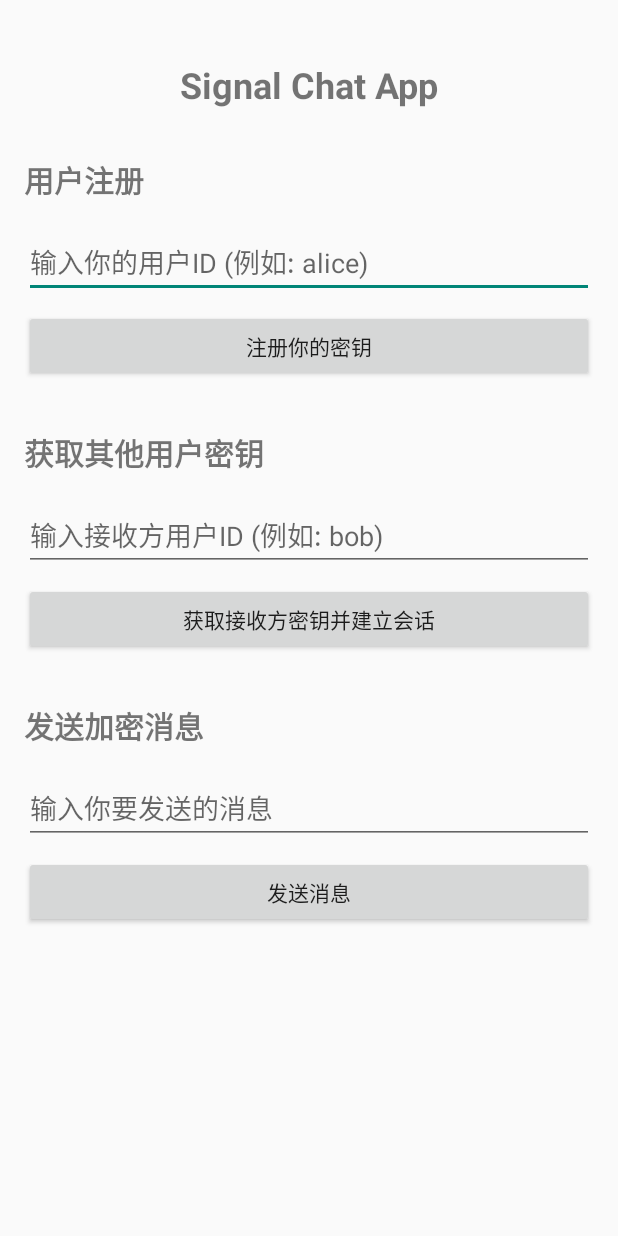
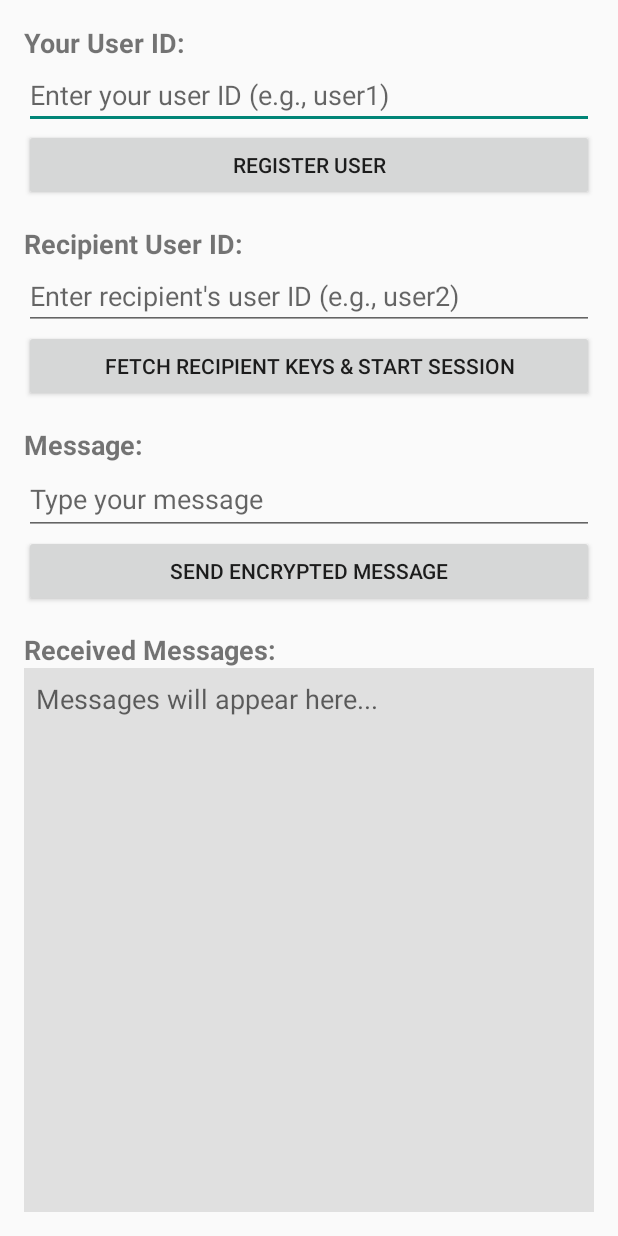
Before and after one commit to sunbwin/AndroidSignalChatDemo, an Android app built with Jetpack Compose: the screen it shows after launch (MainActivity3), on a phone screen of 412 x 824 dp. Run offline under Robolectric (Android 15) with nearby library versions, the phone set to English and light mode, and no system bars; libraries missing offline, so code that uses them is left out: org.signal.libsignal; 3 statements that could not run were skipped.

Commit message:
加解密socket消息

```diff
--- a/app/src/main/res/layout/activity_main3.xml
+++ b/app/src/main/res/layout/activity_main3.xml
@@ -1,118 +1,99 @@
 <?xml version="1.0" encoding="utf-8"?>
-<androidx.constraintlayout.widget.ConstraintLayout xmlns:android="http://schemas.android.com/apk/res/android"
+<LinearLayout xmlns:android="http://schemas.android.com/apk/res/android"
     xmlns:app="http://schemas.android.com/apk/res-auto"
     xmlns:tools="http://schemas.android.com/tools"
     android:layout_width="match_parent"
     android:layout_height="match_parent"
+    android:orientation="vertical"
     android:padding="16dp"
     tools:context=".MainActivity3">
 
     <TextView
-        android:id="@+id/tvTitle"
         android:layout_width="wrap_content"
         android:layout_height="wrap_content"
-        android:text="Signal Chat App"
-        android:textSize="24sp"
-        android:textStyle="bold"
-        app:layout_constraintTop_toTopOf="parent"
-        app:layout_constraintStart_toStartOf="parent"
-        app:layout_constraintEnd_toEndOf="parent"
-        android:layout_marginTop="24dp"/>
-
-    <TextView
-        android:id="@+id/tvRegisterSection"
-        android:layout_width="wrap_content"
-        android:layout_height="wrap_content"
-        android:text="用户注册"
-        android:textSize="20sp"
-        android:textStyle="bold"
-        app:layout_constraintTop_toBottomOf="@id/tvTitle"
-        app:layout_constraintStart_toStartOf="parent"
-        android:layout_marginTop="32dp"/>
+        android:text="Your User ID:"
+        android:textSize="18sp"
+        android:textStyle="bold" />
 
     <EditText
         android:id="@+id/etUserId"
-        android:layout_width="0dp"
+        android:layout_width="match_parent"
         android:layout_height="wrap_content"
-        android:hint="输入你的用户ID (例如: alice)"
-        android:inputType="text"
-        app:layout_constraintTop_toBottomOf="@id/tvRegisterSection"
-        app:layout_constraintStart_toStartOf="parent"
-        app:layout_constraintEnd_toEndOf="parent"
-        android:layout_marginTop="16dp"/>
+        android:hint="Enter your user ID (e.g., user1)"
+        android:inputType="text" />
 
     <Button
         android:id="@+id/btnRegister"
-        android:layout_width="0dp"
+        android:layout_width="match_parent"
         android:layout_height="wrap_content"
-        android:text="注册你的密钥"
-        app:layout_constraintTop_toBottomOf="@id/etUserId"
-        app:layout_constraintStart_toStartOf="parent"
-        app:layout_constraintEnd_toEndOf="parent"
-        android:layout_marginTop="8dp"/>
+        android:text="Register User" />
+
+    <Space android:layout_width="match_parent" android:layout_height="16dp" />
 
     <TextView
-        android:id="@+id/tvFetchKeysSection"
         android:layout_width="wrap_content"
         android:layout_height="wrap_content"
-        android:text="获取其他用户密钥"
-        android:textSize="20sp"
-        android:textStyle="bold"
-        app:layout_constraintTop_toBottomOf="@id/btnRegister"
-        app:layout_constraintStart_toStartOf="parent"
-        android:layout_marginTop="32dp"/>
+        android:text="Recipient User ID:"
+        android:textSize="18sp"
+        android:textStyle="bold" />
 
     <EditText
         android:id="@+id/etRecipientId"
-        android:layout_width="0dp"
+        android:layout_width="match_parent"
         android:layout_height="wrap_content"
-        android:hint="输入接收方用户ID (例如: bob)"
-        android:inputType="text"
-        app:layout_constraintTop_toBottomOf="@id/tvFetchKeysSection"
-        app:layout_constraintStart_toStartOf="parent"
-        app:layout_constraintEnd_toEndOf="parent"
-        android:layout_marginTop="16dp"/>
+        android:hint="Enter recipient's user ID (e.g., user2)"
+        android:inputType="text" />
 
     <Button
         android:id="@+id/btnFetchKeys"
-        android:layout_width="0dp"
+        android:layout_width="match_parent"
         android:layout_height="wrap_content"
-        android:text="获取接收方密钥并建立会话"
-        app:layout_constraintTop_toBottomOf="@id/etRecipientId"
-        app:layout_constraintStart_toStartOf="parent"
-        app:layout_constraintEnd_toEndOf="parent"
-        android:layout_marginTop="8dp"/>
+        android:text="Fetch Recipient Keys &amp; Start Session" />
+
+    <Space android:layout_width="match_parent" android:layout_height="16dp" />
 
     <TextView
-        android:id="@+id/tvMessageSection"
         android:layout_width="wrap_content"
         android:layout_height="wrap_content"
-        android:text="发送加密消息"
-        android:textSize="20sp"
-        android:textStyle="bold"
-        app:layout_constraintTop_toBottomOf="@id/btnFetchKeys"
-        app:layout_constraintStart_toStartOf="parent"
-        android:layout_marginTop="32dp"/>
+        android:text="Message:"
+        android:textSize="18sp"
+        android:textStyle="bold" />
 
     <EditText
         android:id="@+id/etMessage"
-        android:layout_width="0dp"
+        android:layout_width="match_parent"
         android:layout_height="wrap_content"
-        android:hint="输入你要发送的消息"
+        android:hint="Type your message"
         android:inputType="text"
-        app:layout_constraintTop_toBottomOf="@id/tvMessageSection"
-        app:layout_constraintStart_toStartOf="parent"
-        app:layout_constraintEnd_toEndOf="parent"
-        android:layout_marginTop="16dp"/>
+        android:minHeight="48dp" />
 
     <Button
         android:id="@+id/btnSendMessage"
-        android:layout_width="0dp"
+        android:layout_width="match_parent"
         android:layout_height="wrap_content"
-        android:text="发送消息"
-        app:layout_constraintTop_toBottomOf="@id/etMessage"
-        app:layout_constraintStart_toStartOf="parent"
-        app:layout_constraintEnd_toEndOf="parent"
-        android:layout_marginTop="8dp"/>
+        android:text="Send Encrypted Message" />
 
-</androidx.constraintlayout.widget.ConstraintLayout>
+    <Space android:layout_width="match_parent" android:layout_height="16dp" />
+
+    <TextView
+        android:layout_width="wrap_content"
+        android:layout_height="wrap_content"
+        android:text="Received Messages:"
+        android:textSize="18sp"
+        android:textStyle="bold" />
+
+    <EditText
+        android:id="@+id/etReceivedMessages"
+        android:layout_width="match_parent"
+        android:layout_height="0dp"
+        android:layout_weight="1"
+        android:background="#E0E0E0"
+        android:hint="Messages will appear here..."
+        android:gravity="top|start"
+        android:padding="8dp"
+        android:inputType="textMultiLine"
+        android:focusable="false"
+        android:longClickable="false"
+        android:scrollbars="vertical" />
+
+</LinearLayout>
```
Also changed, not shown: app/src/main/java/com/your_app_name/signalchat/ChatWebSocketListener.kt (added, +90 -0 lines), app/src/main/java/com/your_app_name/signalchat/MainActivity3.kt (+267 -45 lines).
